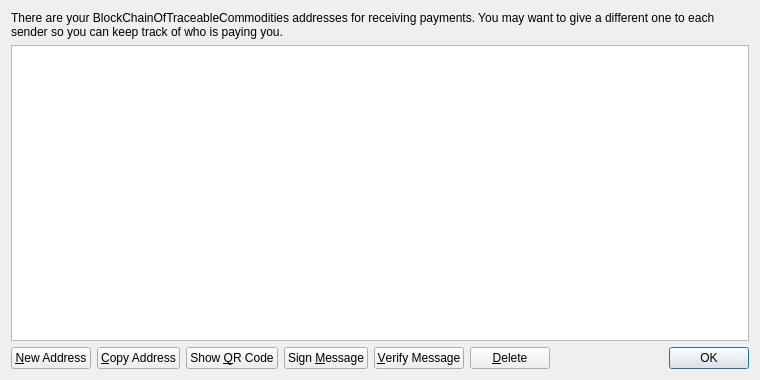
Qt form src/qt/forms/addressbookpage.ui (May5thg/Inter) before a commit.
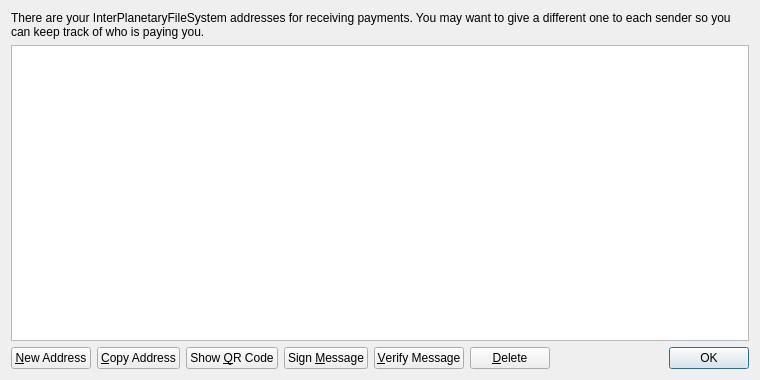
The same form after that commit. Icons and pictures are not drawn.

```diff
--- a/src/qt/forms/addressbookpage.ui
+++ b/src/qt/forms/addressbookpage.ui
@@ -17,7 +17,7 @@
    <item>
     <widget class="QLabel" name="labelExplanation">
      <property name="text">
-      <string>There are your BlockChainOfTraceableCommodities addresses for receiving payments. You may want to give a different one to each sender so you can keep track of who is paying you.</string>
+      <string>There are your InterPlanetaryFileSystem addresses for receiving payments. You may want to give a different one to each sender so you can keep track of who is paying you.</string>
      </property>
      <property name="textFormat">
       <enum>Qt::PlainText</enum>
```
Left out of the diff: 4 changed lines with no effect on the pictures.
